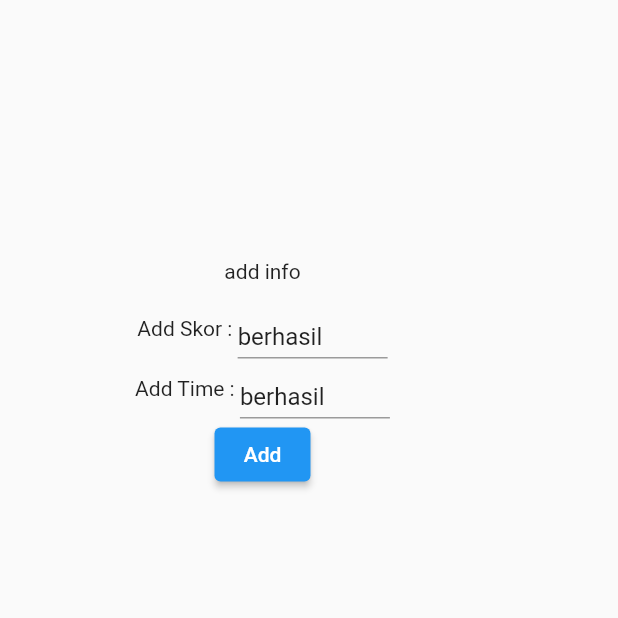
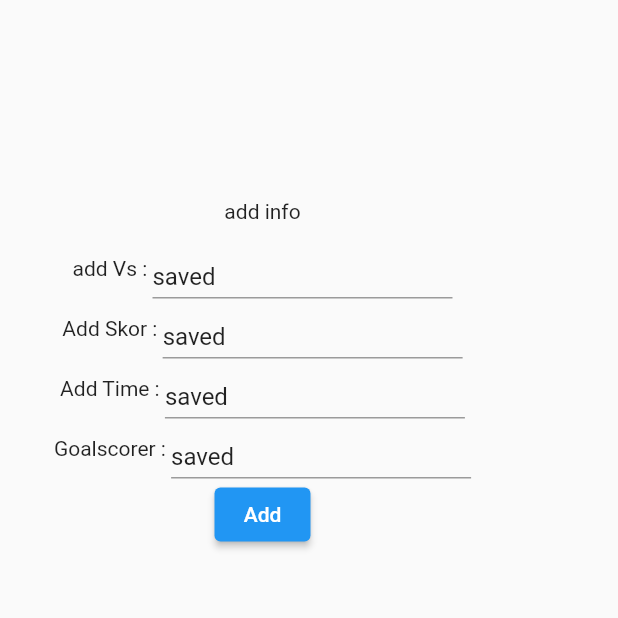
Before and after one commit to cybaric/xyz, a Flutter app: the AddInfo screen opened directly, after a tap on "Add", on a phone screen of 412 x 824 dp, the top half of it. Run offline on Flutter 3.47's test engine with Material 2 defaults, Android fonts, the phone set to English and light mode, and no system bars; our stand-ins replace cloud_firestore, firebase_core; accounts and stored records are empty.

Commit message:
tes edit data

```diff
--- a/lib/view/add_info.dart
+++ b/lib/view/add_info.dart
@@ -12,8 +12,10 @@ class _AddInfoState extends State<AddInfo> {
   @override
   Widget build(BuildContext context) {
     CollectionReference info = firestore.collection('info');
+    TextEditingController controllerAddVs = TextEditingController();
     TextEditingController controllerAddSkor = TextEditingController();
     TextEditingController controllerAddTime = TextEditingController();
+    TextEditingController controllerAddGoalscorer = TextEditingController();
 
     return Scaffold(
       body: Container(
@@ -24,26 +26,54 @@ class _AddInfoState extends State<AddInfo> {
           SizedBox(
             height: 10,
           ),
-          Row(mainAxisAlignment: MainAxisAlignment.center,
+          Row(
+            mainAxisAlignment: MainAxisAlignment.center,
+            children: [
+              Text('add Vs : '),
+              Container(
+                height: 40,
+                width: 200,
+                child: TextField(
+                  controller: controllerAddVs,
+                ),
+              )
+            ],
+          ),
+          Row(
+            mainAxisAlignment: MainAxisAlignment.center,
             children: [
               Text('Add Skor : '),
               Container(
                 height: 40,
-                width: 100,
+                width: 200,
                 child: TextField(
                   controller: controllerAddSkor,
                 ),
               )
             ],
           ),
-          Row(mainAxisAlignment: MainAxisAlignment.center,
+          Row(
+            mainAxisAlignment: MainAxisAlignment.center,
             children: [
               Text('Add Time : '),
               Container(
                 height: 40,
-                width: 100,
+                width: 200,
                 child: TextField(
                   controller: controllerAddTime,
+                ),
+              ),
+            ],
+          ),
+          Row(
+            mainAxisAlignment: MainAxisAlignment.center,
+            children: [
+              Text('Goalscorer : '),
+              Container(
+                height: 40,
+                width: 200,
+                child: TextField(
+                  controller: controllerAddGoalscorer,
                 ),
               ),
             ],
@@ -51,11 +81,15 @@ class _AddInfoState extends State<AddInfo> {
           ElevatedButton(
               onPressed: () {
                 info.add({
+                  'vs': controllerAddVs.text,
                   'skor': controllerAddSkor.text,
-                  'time': controllerAddTime.text
+                  'time': controllerAddTime.text,
+                  'pencetak gol': controllerAddGoalscorer.text
                 });
-                controllerAddSkor.text = 'berhasil';
-                controllerAddTime.text = 'berhasil';
+                controllerAddVs.text = 'saved';
+                controllerAddSkor.text = 'saved';
+                controllerAddTime.text = 'saved';
+                controllerAddGoalscorer.text = 'saved';
               },
               child: Text('Add'))
         ]),
--- a/lib/view/view_info.dart
+++ b/lib/view/view_info.dart
@@ -43,17 +43,48 @@ class ViewInfo {
         padding: EdgeInsets.all(5),
         child: Row(
           mainAxisAlignment: MainAxisAlignment.spaceBetween,
-          children: [if (snapshotInfo.data!.docs[index].data()['skor'] != '0000') // data awal agar button add muncul
-            Column(
-              children: [
-
-                  Text('Skor Akhir : ' +
-                      snapshotInfo.data!.docs[index].data()['skor'].toString()),
-
-                  Text('Waktu Gol Pertama : ' +
-                      snapshotInfo.data!.docs[index].data()['time'].toString()),
-              ],
-            ),
+          children: [
+            snapshotInfo.data!.docs[index].data()['skor'] != '0000'
+                ? Column(
+                    crossAxisAlignment: CrossAxisAlignment.start,
+                    children: [
+                      Text('Versus : ' +
+                          snapshotInfo.data!.docs[index]
+                              .data()['vs']
+                              .toString()),
+                      Text('Skor Akhir : ' +
+                          snapshotInfo.data!.docs[index]
+                              .data()['skor']
+                              .toString()),
+                      Container(
+                        width: 220,
+                        child: Text(
+                          'Waktu Gol : ' +
+                              snapshotInfo.data!.docs[index]
+                                  .data()['time']
+                                  .toString(),
+                          style: TextStyle(),
+                          maxLines: 4,
+                        ),
+                      ),
+                      Container(
+                        width: 220,
+                        child: Text(
+                          'Pencetak Gol : ' +
+                              snapshotInfo.data!.docs[index]
+                                  .data()['pencetak gol']
+                                  .toString(),
+                          style: TextStyle(),
+                          maxLines: 4,
+                        ),
+                      ),
+                    ],
+                  )
+                : Center(
+                    child: Text(
+                    '         Info Pertandingan',
+                    style: TextStyle(color: Colors.greenAccent, fontSize: 24),
+                  )),
             if (snapshotInfo.data!.docs[index].data()['skor'] != '0000')
               GestureDetector(
                   onTap: () {
@@ -62,7 +93,7 @@ class ViewInfo {
                   child: Icon(
                     Icons.delete_forever,
                     color: Colors.pinkAccent,
-                  ))
+                  )),
           ],
         ),
       ),
--- a/lib/view/view_team.dart
+++ b/lib/view/view_team.dart
@@ -15,14 +15,14 @@ class ViewTeam {
               Container(
                 height: 200,
                 child: Column(children: [
-                  Text(snapshotTeam.data!.docs[index].data()['tim'].toString()),
+                  Text(snapshotTeam.data!.docs[index].data()['alamat'].toString()),
                   Text(snapshotTeam.data!.docs[index]
                       .data()['alamat']
                       .toString()),
                   Text(
-                      snapshotTeam.data!.docs[index].data()['kota'].toString()),
+                      snapshotTeam.data!.docs[index].data()['tahun dibentuk'].toString()),
                   Text(snapshotTeam.data!.docs[index]
-                      .data()['tahun']
+                      .data()['nama pemain']
                       .toString()),
                 ]),
               ),
--- a/lib/view/xyz_view.dart
+++ b/lib/view/xyz_view.dart
@@ -25,6 +25,7 @@ class _XyzViewState extends State<XyzView> {
   Widget build(BuildContext context) {
     //FirebaseFirestore firebaseFirestore = FirebaseFirestore.instance;
     CollectionReference data = firestore.collection('team');
+    CollectionReference player = firestore.collection('player');
     TextEditingController controller = TextEditingController();
 
     return MaterialApp(
```
